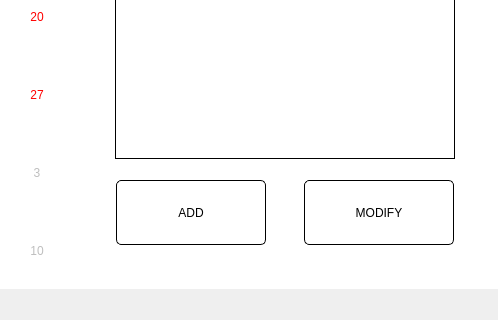
The window that _uiFiles/main_eng.ui (Non-duality/-) describes before a commit, drawn with Qt 5; both pictures show x 344 to 842 and y 280 to 600 of the 842 by 600 pixel window.
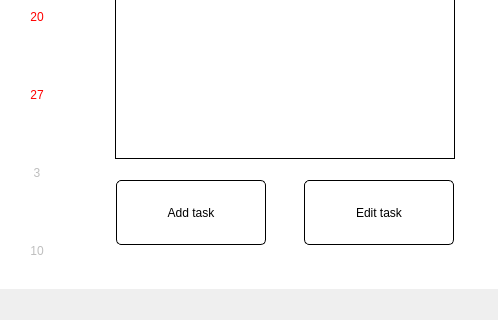
The same window after the commit.

Diff of the .ui file:
```diff
--- a/_uiFiles/main_eng.ui
+++ b/_uiFiles/main_eng.ui
@@ -431,7 +431,7 @@
 border-color: rgb(0, 0, 0);</string>
              </property>
              <property name="text">
-              <string>ADD</string>
+              <string>Add task</string>
              </property>
             </widget>
            </item>
@@ -458,7 +458,7 @@
 border-color: rgb(0, 0, 0);</string>
              </property>
              <property name="text">
-              <string>MODIFY</string>
+              <string>Edit task</string>
              </property>
             </widget>
            </item>
```
Left out of the diff: 8 changed lines with no effect on the pictures.
